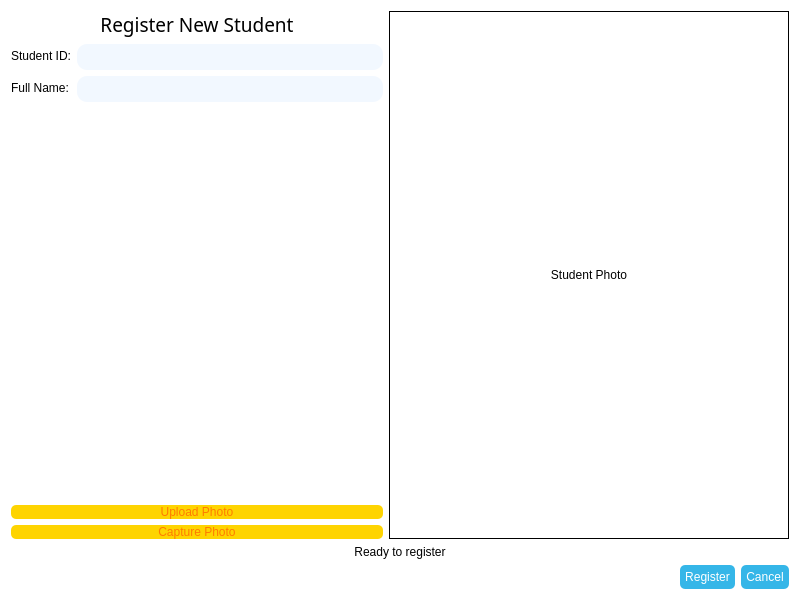
This is Face-Recogntion-PyQt/Face_Detection_PyQt_Final/register_window.ui in thaontp234112e/Project as Qt 5 draws it before an edit. The edited form follows.
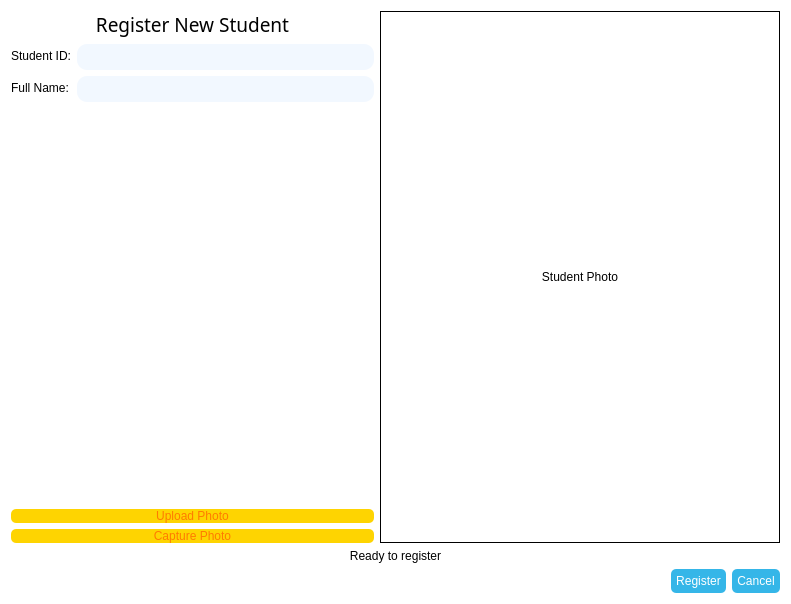
This is the edited form.

Patch:
```diff
--- a/Face-Recogntion-PyQt/Face_Detection_PyQt_Final/register_window.ui
+++ b/Face-Recogntion-PyQt/Face_Detection_PyQt_Final/register_window.ui
@@ -6,8 +6,8 @@
    <rect>
     <x>0</x>
     <y>0</y>
-    <width>800</width>
-    <height>600</height>
+    <width>791</width>
+    <height>604</height>
    </rect>
   </property>
   <property name="windowTitle">
```
